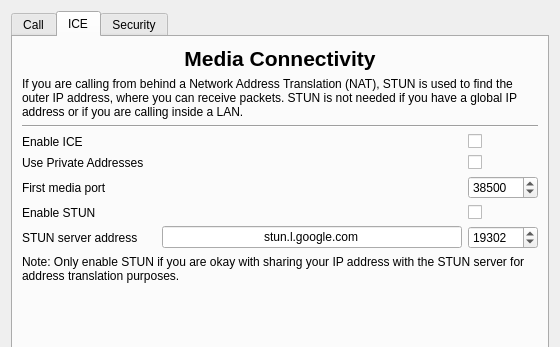
First picture: the form in src/ui/settings/sipsettings.ui, repository ultravideo/uvgComm, before the edit; both pictures show x 0 to 560 and y 0 to 347 of the 560 by 640 pixel window.
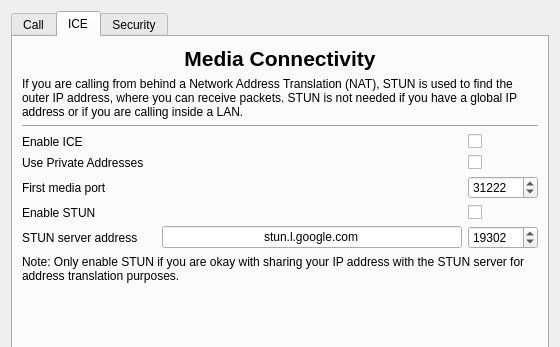
Second picture: the form after the edit. The open tabs and pages were chosen to show the change.

Commit message:
feature(Settings): Change default RTP port to 31222
As this is within typical range for RTP traffic.

```diff
--- a/src/ui/settings/sipsettings.ui
+++ b/src/ui/settings/sipsettings.ui
@@ -306,7 +306,7 @@
           <number>54535</number>
          </property>
          <property name="value">
-          <number>38500</number>
+          <number>31222</number>
          </property>
         </widget>
        </item>
```
Left out of the diff: 24 changed lines with no effect on the pictures.
